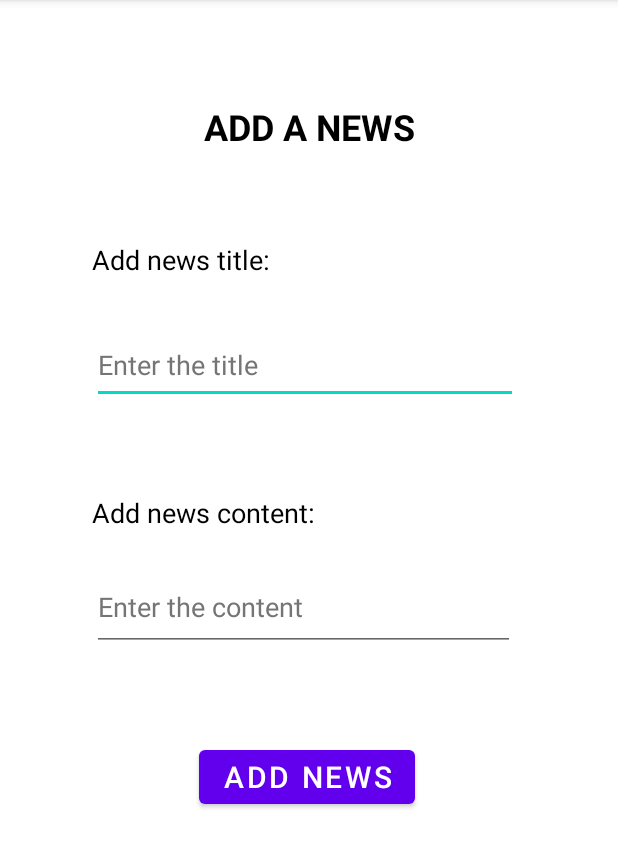
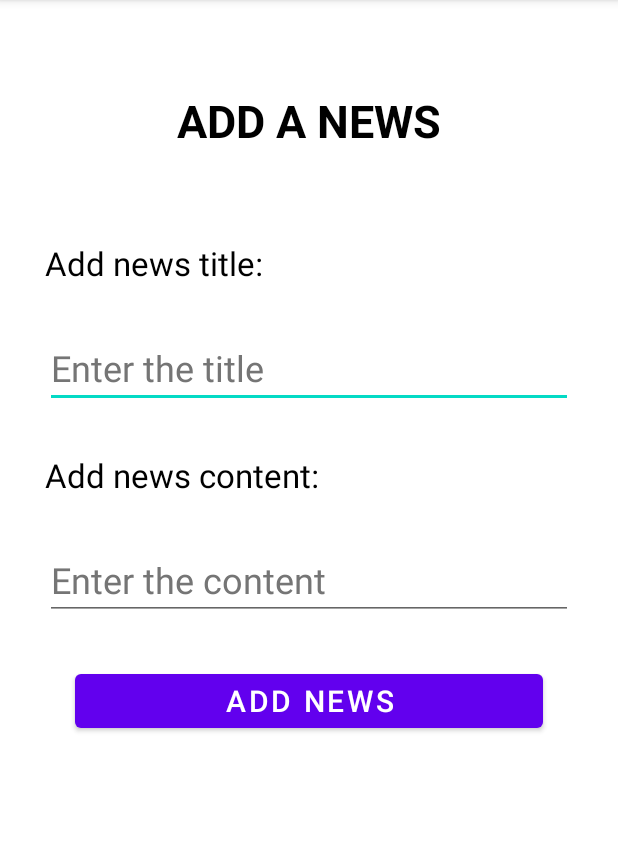
Before and after one commit to AtasieOana/Android-Project, an Android app: the NewNewsActivity screen opened directly, with no data from a screen before it, on a phone screen of 412 x 824 dp, the part 84-952 px from its top. Run offline under Robolectric (Android 15) with nearby library versions, the phone set to English and light mode, and no system bars.

Commit message:
modified layout and news open on click

```diff
--- a/app/src/main/AndroidManifest.xml
+++ b/app/src/main/AndroidManifest.xml
@@ -25,6 +25,7 @@
         </activity>
         <activity android:name=".RegisterActivity"/>
         <activity android:name=".NewNewsActivity"/>
+        <activity android:name=".NewsDetailsActivity"/>
         <activity android:name=".MainActivity" />
 
     </application>
--- a/app/src/main/java/com/example/projectandroid/CustomAdapter.java
+++ b/app/src/main/java/com/example/projectandroid/CustomAdapter.java
@@ -34,7 +34,7 @@ public class CustomAdapter extends RecyclerView.Adapter<CustomAdapter.CustomView
     public CustomViewHolder onCreateViewHolder(@NonNull  ViewGroup viewgroup, int i) {
 
         View view = LayoutInflater.from(context)
-                .inflate(R.layout.news_layout,viewgroup,false);
+                .inflate(R.layout.news_layout_in_list,viewgroup,false);
 
         this.userRepository = new UserRepository(context);
 
--- a/app/src/main/res/layout/activity_new_news.xml
+++ b/app/src/main/res/layout/activity_new_news.xml
@@ -1,50 +1,38 @@
 <?xml version="1.0" encoding="utf-8"?>
-<androidx.constraintlayout.widget.ConstraintLayout xmlns:android="http://schemas.android.com/apk/res/android"
-    xmlns:app="http://schemas.android.com/apk/res-auto"
+<LinearLayout xmlns:android="http://schemas.android.com/apk/res/android"
     xmlns:tools="http://schemas.android.com/tools"
     android:layout_width="match_parent"
     android:layout_height="match_parent"
+    android:orientation="vertical"
     tools:ignore="LabelFor"
     >
 
     <TextView
         android:id="@+id/addNewsTitle"
-        android:layout_width="wrap_content"
         android:layout_height="wrap_content"
-        android:layout_marginStart="135dp"
-        android:layout_marginTop="68dp"
-        android:layout_marginEnd="135dp"
+        android:gravity="center_horizontal"
         android:text="@string/add_a_news"
         android:textColor="#000000"
-        android:textSize="24sp"
+        android:textSize="30sp"
         android:textStyle="bold"
-        app:layout_constraintEnd_toEndOf="parent"
-        app:layout_constraintHorizontal_bias="1.0"
-        app:layout_constraintStart_toStartOf="parent"
-        app:layout_constraintTop_toTopOf="parent" />
+        android:layout_width="fill_parent"
+        android:layout_margin="60dp"
+        />
 
     <TextView
         android:id="@+id/textTitle"
-        android:layout_width="wrap_content"
         android:layout_height="wrap_content"
-        android:layout_marginStart="61dp"
-        android:layout_marginTop="60dp"
-        android:layout_marginEnd="246dp"
         android:text="@string/add_news_title"
         android:textColor="#000000"
-        android:textSize="18sp"
-        app:layout_constraintEnd_toEndOf="parent"
-        app:layout_constraintHorizontal_bias="0.0"
-        app:layout_constraintStart_toStartOf="parent"
-        app:layout_constraintTop_toBottomOf="@+id/addNewsTitle" />
+        android:textSize="22sp"
+        android:layout_marginEnd="30dp"
+        android:layout_marginStart="30dp"
+        android:layout_width="fill_parent"
+        />
 
     <EditText
         android:id="@+id/titleInput"
-        android:layout_width="284dp"
         android:layout_height="52dp"
-        android:layout_marginStart="61dp"
-        android:layout_marginTop="32dp"
-        android:layout_marginEnd="140dp"
         android:autofillHints="News title"
         android:ems="10"
         android:hint="@string/enter_the_title"
@@ -52,34 +40,26 @@
         android:minHeight="48dp"
         android:textColor="#000000"
         android:textColorHint="#757575"
-        android:textSize="18sp"
-        app:layout_constraintEnd_toEndOf="parent"
-        app:layout_constraintHorizontal_bias="0.0"
-        app:layout_constraintStart_toStartOf="parent"
-        app:layout_constraintTop_toBottomOf="@+id/textTitle" />
+        android:textSize="24sp"
+        android:layout_marginEnd="30dp"
+        android:layout_marginStart="30dp"
+        android:layout_marginTop = "30dp"
+        android:layout_width="fill_parent" />
 
     <TextView
         android:id="@+id/textContent"
-        android:layout_width="wrap_content"
         android:layout_height="wrap_content"
-        android:layout_marginStart="61dp"
-        android:layout_marginTop="60dp"
-        android:layout_marginEnd="218dp"
         android:text="@string/add_news_content"
         android:textColor="#000000"
-        android:textSize="18sp"
-        app:layout_constraintEnd_toEndOf="parent"
-        app:layout_constraintHorizontal_bias="0.0"
-        app:layout_constraintStart_toStartOf="parent"
-        app:layout_constraintTop_toBottomOf="@+id/titleInput" />
+        android:textSize="22sp"
+        android:layout_marginEnd="30dp"
+        android:layout_marginStart="30dp"
+        android:layout_marginTop = "30dp"
+        android:layout_width="fill_parent" />
 
     <EditText
         android:id="@+id/contentInput"
-        android:layout_width="282dp"
         android:layout_height="52dp"
-        android:layout_marginStart="61dp"
-        android:layout_marginTop="28dp"
-        android:layout_marginEnd="140dp"
         android:autofillHints="News content"
         android:ems="10"
         android:gravity="start|top"
@@ -88,23 +68,21 @@
         android:minHeight="48dp"
         android:textColor="#000000"
         android:textColorHint="#757575"
-        app:layout_constraintEnd_toEndOf="parent"
-        app:layout_constraintHorizontal_bias="0.0"
-        app:layout_constraintStart_toStartOf="parent"
-        app:layout_constraintTop_toBottomOf="@+id/textContent" />
+        android:textSize="24sp"
+        android:layout_marginEnd="30dp"
+        android:layout_marginStart="30dp"
+        android:layout_marginTop = "30dp"
+        android:layout_width="fill_parent" />
 
     <Button
         android:id="@+id/addNewsButton"
-        android:layout_width="wrap_content"
         android:layout_height="wrap_content"
-        android:layout_marginStart="198dp"
-        android:layout_marginTop="60dp"
-        android:layout_marginEnd="198dp"
         android:text="@string/add_news"
+        android:layout_marginEnd="50dp"
+        android:layout_marginStart="50dp"
+        android:layout_marginTop = "30dp"
+        android:layout_width="fill_parent"
         android:textSize="20sp"
-        app:layout_constraintEnd_toEndOf="parent"
-        app:layout_constraintHorizontal_bias="0.515"
-        app:layout_constraintStart_toStartOf="parent"
-        app:layout_constraintTop_toBottomOf="@+id/contentInput"
-        tools:ignore="DuplicateSpeakableTextCheck" />
-</androidx.constraintlayout.widget.ConstraintLayout>
+        />
+
+</LinearLayout>
```
Also changed, not shown: app/src/main/java/com/example/projectandroid/NewsDetailsActivity.java (+21 -9 lines), app/src/main/java/com/example/projectandroid/NewsFragment.java (+5 -2 lines), app/src/main/res/layout/activity_login.xml (+28 -44 lines), app/src/main/res/layout/activity_register.xml (+35 -54 lines), app/src/main/res/layout/list_item_view.xml (deleted, +0 -13 lines), app/src/main/res/layout/news_layout_in_list.xml (renamed from app/src/main/res/layout/news_layout.xml), 6 other files.
